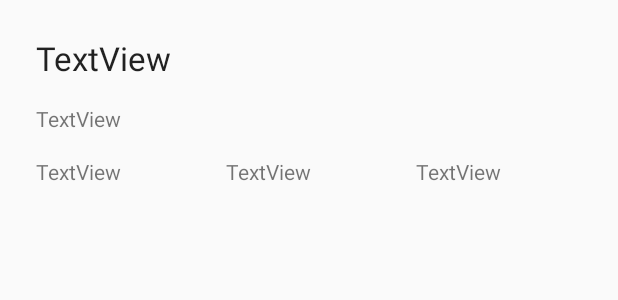
After one commit to UCSD-CSE-110-2020/team-project-team33, an Android app: the layout item_route.xml on its own in the app's theme, with its tools: preview values and no code run, on a phone screen of 412 x 824 dp. The commit adds this screen. Shown: the top 300 px of the screen. Run offline under Robolectric (Android 15) with nearby library versions, the phone set to English and light mode, and no system bars.

Commit message:
implemented display routes

```diff
--- a/app/src/main/res/layout/fragment_routes.xml
+++ b/app/src/main/res/layout/fragment_routes.xml
@@ -12,6 +12,7 @@
         android:layout_height="match_parent">
 
         <androidx.recyclerview.widget.RecyclerView
+            android:id="@+id/rvRoutes"
             android:layout_width="match_parent"
             android:layout_height="match_parent" />
     </FrameLayout>
--- /dev/null
+++ b/app/src/main/res/layout/item_route.xml
@@ -0,0 +1,56 @@
+<?xml version="1.0" encoding="utf-8"?>
+
+<LinearLayout xmlns:android="http://schemas.android.com/apk/res/android"
+    android:layout_width="match_parent"
+    android:layout_height="wrap_content"
+    android:orientation="vertical"
+    android:padding="@dimen/general_padding">
+
+    <TextView
+        android:id="@+id/itemRouteName"
+        android:layout_width="match_parent"
+        android:layout_height="wrap_content"
+        android:layout_weight="1"
+        android:padding="@dimen/text_margin"
+        android:text="TextView"
+        android:textAppearance="@style/TextAppearance.AppCompat.Large" />
+
+    <TextView
+        android:id="@+id/itemRouteStart"
+        android:layout_width="match_parent"
+        android:layout_height="wrap_content"
+        android:layout_weight="1"
+        android:padding="@dimen/text_margin"
+        android:text="TextView" />
+
+    <LinearLayout
+        android:layout_width="match_parent"
+        android:layout_height="match_parent"
+        android:orientation="horizontal">
+
+        <TextView
+            android:id="@+id/itemRouteSteps"
+            android:layout_width="wrap_content"
+            android:layout_height="wrap_content"
+            android:layout_weight="1"
+            android:padding="@dimen/text_margin"
+            android:text="TextView" />
+
+        <TextView
+            android:id="@+id/itemRouteDist"
+            android:layout_width="wrap_content"
+            android:layout_height="wrap_content"
+            android:layout_weight="1"
+            android:padding="@dimen/text_margin"
+            android:text="TextView" />
+
+        <TextView
+            android:id="@+id/itemRouteTime"
+            android:layout_width="wrap_content"
+            android:layout_height="wrap_content"
+            android:layout_weight="1"
+            android:padding="@dimen/text_margin"
+            android:text="TextView" />
+    </LinearLayout>
+
+</LinearLayout>
--- a/app/src/main/res/values/dimens.xml
+++ b/app/src/main/res/values/dimens.xml
@@ -10,5 +10,6 @@
     <dimen name="internal_padding">8dp</dimen>
     <dimen name="home_text_size">24sp</dimen>
     <dimen name="app_bar_height">180dp</dimen>
-    <dimen name="text_margin">16dp</dimen>
+    <dimen name="text_margin">8dp</dimen>
+    <dimen name="route_name_size">20dp</dimen>
 </resources>
```
Also changed, not shown: app/src/main/java/com/example/walkwalkrevolution/RouteItemAdapter.java (+20 -7 lines), app/src/main/java/com/example/walkwalkrevolution/ui/main/RoutesFragment.java (+27 -2 lines).
